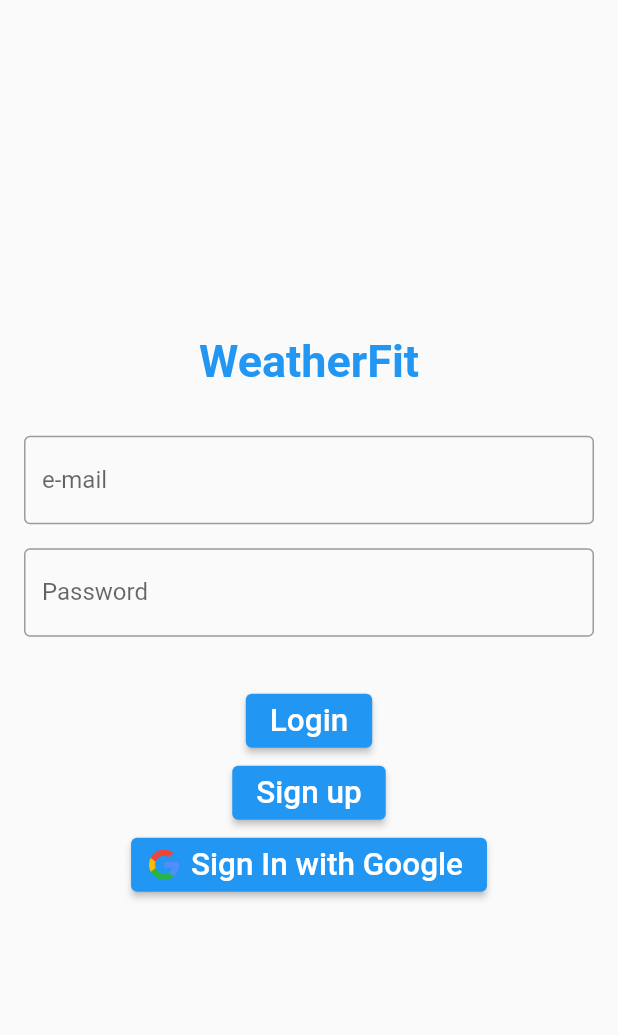
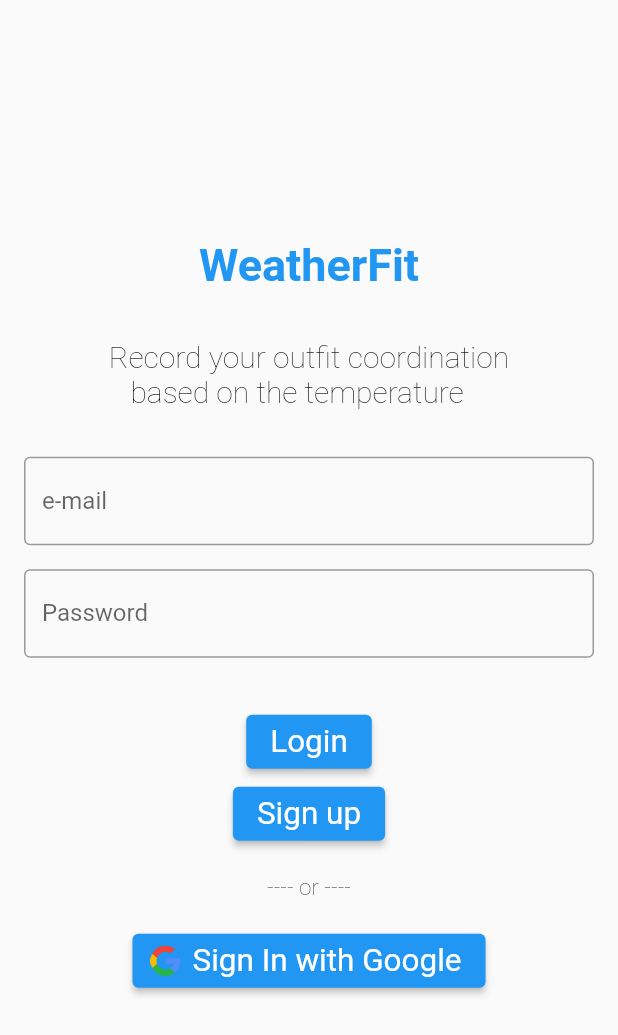
Before and after one commit to Weather-Fit/Weatherfit-Flutter, a Flutter app: the screen it shows after launch, on a phone screen of 412 x 824 dp. Shown: the top 1035 px of the screen. Run offline on Flutter 3.47's test engine with Material 2 defaults, Android fonts, the phone set to English and light mode, and no system bars; our stand-ins replace firebase_auth, firebase_core, google_sign_in; accounts and stored records are empty; Roboto replaces fonts that are missing (Pretendard).

Commit message:
login뷰 수정

```diff
--- a/lib/Login/View/LoginView.dart
+++ b/lib/Login/View/LoginView.dart
@@ -37,8 +37,20 @@ class _LoginViewState extends State<LoginView> {
                       "WeatherFit",
                       style: TextStyle(
                           fontSize: 30,
-                          fontWeight: FontWeight.bold,
+                          fontFamily: 'Pretendard',
+                          fontWeight: FontWeight.w600,
                           color: Colors.blue),
+                    ),
+                  ),
+                  SizedBox(height: 32),
+                  Center(
+                    child: Text(
+                      "Record your outfit coordination\n   based on the temperature",
+                      style: TextStyle(
+                          fontSize: 20,
+                          fontFamily: 'Pretendard',
+                          fontWeight: FontWeight.w100,
+                          color: Colors.black),
                     ),
                   ),
                   SizedBox(height: 32),
@@ -62,7 +74,9 @@ class _LoginViewState extends State<LoginView> {
 
                   /// 로그인 버튼
                   ElevatedButton(
-                    child: Text("Login", style: TextStyle(fontSize: 21)),
+                    child: Text("Login",
+                        style: TextStyle(
+                            fontSize: 21, fontWeight: FontWeight.w400)),
                     onPressed: () {
                       // 로그인
                       authService.signIn(
@@ -95,7 +109,9 @@ class _LoginViewState extends State<LoginView> {
 
                   /// 회원가입 버튼
                   ElevatedButton(
-                    child: Text("Sign up", style: TextStyle(fontSize: 21)),
+                    child: Text("Sign up",
+                        style: TextStyle(
+                            fontSize: 21, fontWeight: FontWeight.w400)),
                     onPressed: () {
                       // 회원가입 화면으로 이동
                       Navigator.push(
@@ -104,6 +120,17 @@ class _LoginViewState extends State<LoginView> {
                       );
                     },
                   ),
+                  SizedBox(height: 16),
+
+                  Text(
+                    '---- or ----',
+                    style: TextStyle(
+                        fontFamily: 'Pretendard',
+                        fontSize: 15,
+                        fontWeight: FontWeight.w100,
+                        color: Colors.black),
+                  ),
+                  SizedBox(height: 16),
 
                   /// 구글 계정으로 로그인 버튼
 
@@ -139,7 +166,8 @@ class _LoginViewState extends State<LoginView> {
                       height: 20,
                     ),
                     label: Text("Sign In with Google",
-                        style: TextStyle(fontSize: 21)),
+                        style: TextStyle(
+                            fontSize: 21, fontWeight: FontWeight.w400)),
                   ),
                 ],
               ),
```
